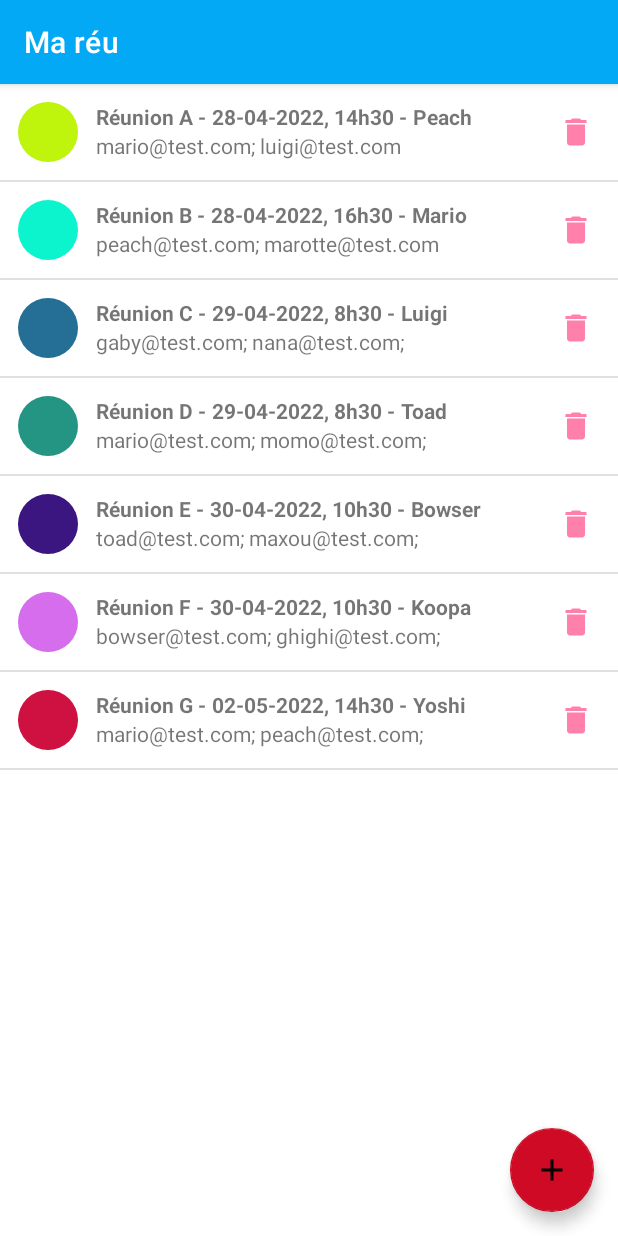
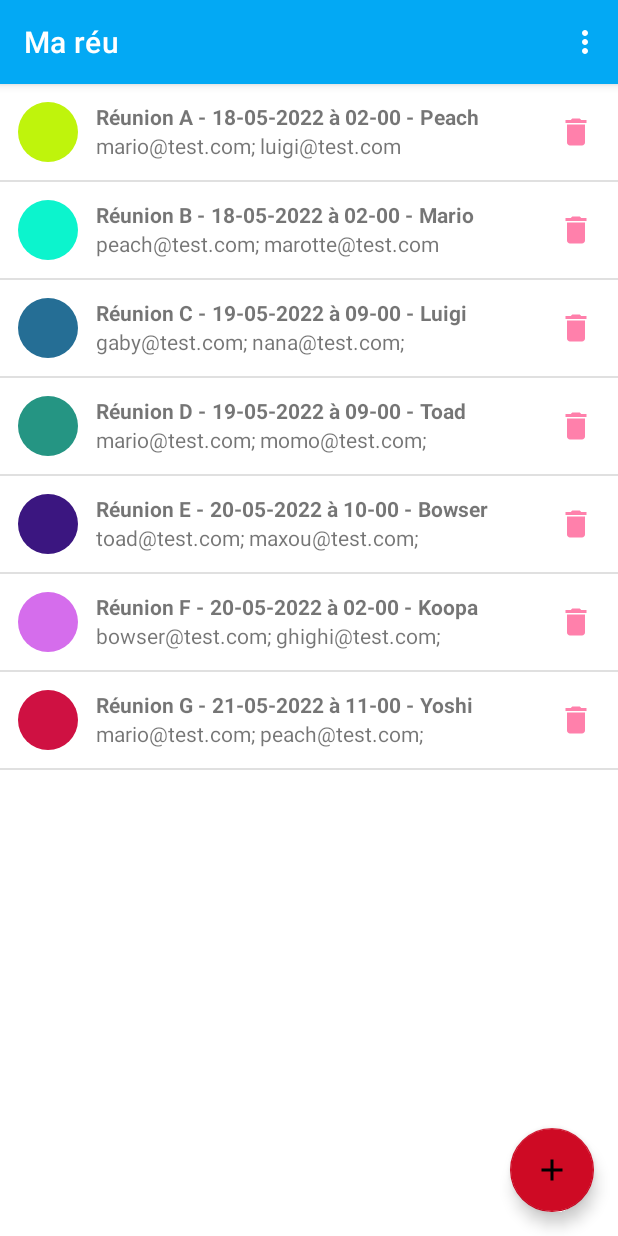
Before and after one commit to benlinux1/014_BenoitVINCENT-MAREU, an Android app: the screen it shows after launch (ListMeetingActivity), on a phone screen of 412 x 824 dp. Run offline under Robolectric (Android 15) with nearby library versions, the phone set to English and light mode, and no system bars; our stand-ins replace ButterKnife, EventBus.

Commit message:
Edit : Init TimePicker & filter menu (to continue)

```diff
--- a/app/src/main/java/com/openclassrooms/mareu/model/Meeting.java
+++ b/app/src/main/java/com/openclassrooms/mareu/model/Meeting.java
@@ -1,5 +1,6 @@
 package com.openclassrooms.mareu.model;
 
+import java.util.Date;
 import java.util.Objects;
 
 /**
@@ -17,7 +18,7 @@ public class Meeting {
     private String avatarColor;
 
     /** Meeting Date */
-    private String mDate;
+    private Date mDate;
 
     /** Room Name */
     private String roomName;
@@ -43,7 +44,7 @@ public class Meeting {
      */
 
     public Meeting(long id, String subject, String avatarColor,
-                   String mDate, String roomName, String participants, String description) {
+                   Date mDate, String roomName, String participants, String description) {
         this.id = id;
         this.subject = subject;
         this.avatarColor = avatarColor;
@@ -78,11 +79,11 @@ public class Meeting {
         this.subject = subject;
     }
 
-    public String getDate() {
+    public Date getDate() {
         return mDate;
     }
 
-    public void setDate(String date) {
+    public void setDate(Date date) {
         this.mDate = date;
     }
 
--- a/app/src/main/java/com/openclassrooms/mareu/service/DummyMeetingApiService.java
+++ b/app/src/main/java/com/openclassrooms/mareu/service/DummyMeetingApiService.java
@@ -1,9 +1,9 @@
 package com.openclassrooms.mareu.service;
 
 import com.openclassrooms.mareu.model.Meeting;
-import com.openclassrooms.mareu.model.Participant;
 
 import java.util.ArrayList;
+import java.util.Date;
 import java.util.List;
 
 /**
@@ -56,9 +56,10 @@ public class DummyMeetingApiService implements MeetingApiService {
 
     /**
      * Get the free meeting rooms list by date
+     * @param time
      */
     @Override
-    public List<Meeting> getFreeMeetingsListByDate() {
+    public List<Meeting> getFreeMeetingsListByDate(Date time) {
         List<Meeting> freeMeetingRooms = new ArrayList<>();
         for (Meeting meeting : getMeetings())
             if (meeting.isFree()) {
--- a/app/src/main/java/com/openclassrooms/mareu/service/DummyMeetingGenerator.java
+++ b/app/src/main/java/com/openclassrooms/mareu/service/DummyMeetingGenerator.java
@@ -5,24 +5,25 @@ import com.openclassrooms.mareu.model.Participant;
 
 import java.util.ArrayList;
 import java.util.Arrays;
+import java.util.Date;
 import java.util.List;
 
 public abstract class DummyMeetingGenerator {
 
     public static List<Meeting> dummyMeetings = Arrays.asList(
-            new Meeting(1, "Réunion A", "#bff40c", "28-04-2022, 14h30",
+            new Meeting(1, "Réunion A", "#bff40c", new Date(1652882400000L),
                     "Peach", "mario@test.com; luigi@test.com", "Cette réunion portera sur..."),
-            new Meeting(2, "Réunion B", "#0cf4cd", "28-04-2022, 16h30",
+            new Meeting(2, "Réunion B", "#0cf4cd", new Date(1652882400000L),
                     "Mario",  "peach@test.com; marotte@test.com", "Cette réunion portera sur..."),
-            new Meeting(3, "Réunion C", "#256e95", "29-04-2022, 8h30",
+            new Meeting(3, "Réunion C", "#256e95", new Date(1652950800000L),
                     "Luigi",  "gaby@test.com; nana@test.com;", "Cette réunion portera sur..."),
-            new Meeting(4, "Réunion D", "#259583", "29-04-2022, 8h30",
+            new Meeting(4, "Réunion D", "#259583", new Date(1652950800000L),
                     "Toad",  "mario@test.com; momo@test.com;", "Cette réunion portera sur..."),
-            new Meeting(5, "Réunion E", "#3b1680", "30-04-2022, 10h30",
+            new Meeting(5, "Réunion E", "#3b1680", new Date(1653040800000L),
                     "Bowser",  "toad@test.com; maxou@test.com;", "Cette réunion portera sur..."),
-            new Meeting(6, "Réunion F", "#d56dec", "30-04-2022, 10h30",
+            new Meeting(6, "Réunion F", "#d56dec", new Date(1653055200000L),
                     "Koopa",  "bowser@test.com; ghighi@test.com;", "Cette réunion portera sur..."),
-            new Meeting(7, "Réunion G", "#cf1142", "02-05-2022, 14h30",
+            new Meeting(7, "Réunion G", "#cf1142", new Date(1653130800000L),
                     "Yoshi",  "mario@test.com; peach@test.com;", "Cette réunion portera sur...")
     );
 
--- a/app/src/main/java/com/openclassrooms/mareu/service/MeetingApiService.java
+++ b/app/src/main/java/com/openclassrooms/mareu/service/MeetingApiService.java
@@ -1,9 +1,8 @@
 package com.openclassrooms.mareu.service;
 
 import com.openclassrooms.mareu.model.Meeting;
-import com.openclassrooms.mareu.model.Participant;
 
-import java.util.ArrayList;
+import java.util.Date;
 import java.util.List;
 
 
@@ -39,8 +38,9 @@ public interface MeetingApiService {
     /**
      * Get all Free Meetings Rooms by Date
      * @return {@link List}
+     * @param time
      */
-    List<Meeting> getFreeMeetingsListByDate();
+    List<Meeting> getFreeMeetingsListByDate(Date time);
 
     /**
      * Get all Free Meetings Dates by RoomName
--- a/app/src/main/java/com/openclassrooms/mareu/ui/meeting_list/AddMeetingActivity.java
+++ b/app/src/main/java/com/openclassrooms/mareu/ui/meeting_list/AddMeetingActivity.java
@@ -31,6 +31,7 @@ import com.openclassrooms.mareu.service.ValidationService;
 import com.openclassrooms.mareu.service.ColorService;
 
 import java.util.ArrayList;
+import java.util.Date;
 import java.util.Objects;
 
 import butterknife.BindView;
@@ -224,7 +225,7 @@ public class AddMeetingActivity extends AppCompatActivity {
                 System.currentTimeMillis(), //meeting id
                 Objects.requireNonNull(subjectLayout.getEditText()).getText().toString(), //meeting subject
                 mAvatarColor, //meeting color
-                Objects.requireNonNull(dateInput.getEditText()).getText().toString(), //meeting date
+                (Date) Objects.requireNonNull(dateInput.getEditText()).getText(), //meeting date
                 getRoomValue(), //meeting room
                 getEmailList(), //meeting participants
                 Objects.requireNonNull(descriptionInputLayout.getEditText()).getText().toString() //meeting description
--- a/app/src/main/java/com/openclassrooms/mareu/ui/meeting_list/MeetingDetailsActivity.java
+++ b/app/src/main/java/com/openclassrooms/mareu/ui/meeting_list/MeetingDetailsActivity.java
@@ -20,6 +20,7 @@ import com.openclassrooms.mareu.di.DI;
 import com.openclassrooms.mareu.model.Meeting;
 import com.openclassrooms.mareu.service.MeetingApiService;
 
+import java.text.SimpleDateFormat;
 import java.util.Objects;
 
 public class MeetingDetailsActivity extends AppCompatActivity {
@@ -90,9 +91,10 @@ public class MeetingDetailsActivity extends AppCompatActivity {
 
     @SuppressLint("SetTextI18n")
     public void setMeetingInfo(Meeting meeting) {
+        SimpleDateFormat dateFormat = new SimpleDateFormat("dd-MM-yyyy à hh-mm");
         mMeetingSubtitle.setText(meeting.getSubject());
-        mMeetingDate.setText(meeting.getDate());
-        mMeetingRoom.setText("Salle " + "\" " + meeting.getRoomName() + " \"");
+        mMeetingDate.setText("Le " + dateFormat.format(meeting.getDate()));
+        mMeetingRoom.setText("Salle " + "\"" + meeting.getRoomName() + "\"");
         mMeetingParticipants.setText((CharSequence) meeting.getParticipants());
         mMeetingDescription.setText(meeting.getDescription());
     }
--- a/app/src/main/java/com/openclassrooms/mareu/ui/meeting_list/MyMeetingRecyclerViewAdapter.java
+++ b/app/src/main/java/com/openclassrooms/mareu/ui/meeting_list/MyMeetingRecyclerViewAdapter.java
@@ -19,6 +19,7 @@ import com.openclassrooms.mareu.events.DeleteMeetingEvent;
 import com.openclassrooms.mareu.model.Meeting;
 import org.greenrobot.eventbus.EventBus;
 
+import java.text.SimpleDateFormat;
 import java.util.List;
 
 import butterknife.BindView;
@@ -44,9 +45,10 @@ public class MyMeetingRecyclerViewAdapter extends RecyclerView.Adapter<MyMeeting
 
     @Override
     public void onBindViewHolder(final ViewHolder holder, int position) {
+        SimpleDateFormat dateFormat = new SimpleDateFormat("dd-MM-yyyy à hh-mm");
         Meeting meeting = mMeetings.get(position);
         holder.mMeetingSubject.setText(meeting.getSubject() + " -");
-        holder.mMeetingDate.setText(meeting.getDate() + " -");
+        holder.mMeetingDate.setText(dateFormat.format(meeting.getDate()) + " -");
         holder.mMeetingRoom.setText(meeting.getRoomName());
         holder.mMeetingParticipants.setText((CharSequence) meeting.getParticipants());
         holder.mMeetingAvatar.setColorFilter(Color.parseColor(meeting.getAvatarColor()));
--- /dev/null
+++ b/app/src/main/res/menu/menu.xml
@@ -0,0 +1,13 @@
+<?xml version="1.0" encoding="utf-8"?>
+<menu xmlns:app="http://schemas.android.com/apk/res-auto"
+    xmlns:android="http://schemas.android.com/apk/res/android">
+    <item android:id="@+id/filter_date"
+        android:title="@string/menu_filter_date"
+        app:showAsAction="never" />
+    <item android:id="@+id/filter_room"
+        android:title="@string/menu_filter_room"
+        app:showAsAction="never" />
+    <item android:id="@+id/filter_reset"
+        android:title="@string/menu_filter_reset"
+        app:showAsAction="never"/>
+</menu>
--- a/app/src/main/res/values/strings.xml
+++ b/app/src/main/res/values/strings.xml
@@ -18,4 +18,9 @@
     <string name="meeting_description_text">Décrivez en quelques mots l\'ordre du jour</string>
     <string name="meeting_detail_update_button">+</string>
     <string name="meeting_id">Meeting ID</string>
+
+    <string name="menu_filter_date">Filtrer par date</string>
+    <string name="menu_filter_room">Filtrer par salle</string>
+    <string name="menu_filter_reset">Voir toutes les réunions</string>
+
 </resources>
```
Also changed, not shown: app/src/main/java/com/openclassrooms/mareu/ui/meeting_list/ListMeetingActivity.java (+74 -0 lines), app/src/main/java/com/openclassrooms/mareu/ui/meeting_list/UpdateMeetingActivity.java (+6 -5 lines), 2 other files.
